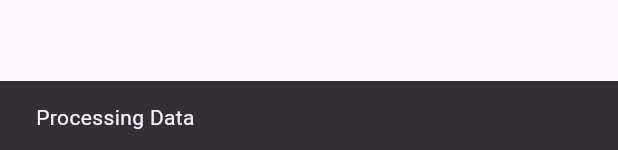
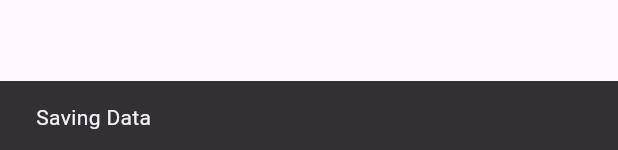
Before and after one commit to dougand/home_calendar, a Flutter app: the EditEventForm widget shown alone on an empty page, opened directly, after a tap on "Submit", on a phone screen of 412 x 824 dp. Shown: the part 1083-1233 px from the top of the screen. Run offline on Flutter 3.47's test engine with Material 3 defaults, Android fonts, the light colour scheme and no system bars; our stand-ins replace table_calendar.

Commit message:
Jellyfish update

```diff
--- a/lib/edit_event.dart
+++ b/lib/edit_event.dart
@@ -11,7 +11,11 @@
 //
 
 
+
+
 import 'package:flutter/material.dart';
+
+import 'event_list.dart';
 
 
 // Create a Form widget.
@@ -43,14 +47,27 @@ class EditEventFormState extends State<EditEventForm> {
   Widget build(BuildContext context) {
     // Build a Form widget using the _formKey created above.
     return Form(
+
       key: _formKey,
       child: Material(
 
 
 
         child: ListView(
-          padding: EdgeInsets.all(16),
+          padding: const EdgeInsets.all(16),
           children: [
+
+            // ListTile(
+            //     title: new TextField(
+            //       decoration: new InputDecoration(
+            //         hintText: "New Entry",
+            //       ),
+            //   ),
+            // ),
+
+            // ListView(
+            //     padding: EdgeInsets.all(16),
+            //   children: [
                 editTitle(),
                 const SizedBox(height: 16),
                 editDate(),
@@ -73,19 +90,29 @@ class EditEventFormState extends State<EditEventForm> {
                   padding: const EdgeInsets.symmetric(vertical: 16),
                   child: ElevatedButton(
                     onPressed: () {
+
+                      print('Submit pressed');
+                        ScaffoldMessenger.of(context).showSnackBar(
+                          const SnackBar(content: Text('Saving Data')),
+                        );
+
+                        EventList().saveEventsToFile();
+
                       // Validate returns true if the form is valid, or false otherwise.
-                  if (_formKey.currentState!.validate()) {
-                    // If the form is valid, display a snackbar. In the real world,
-                    // you'd often call a server or save the information in a database.
-                    ScaffoldMessenger.of(context).showSnackBar(
-                      const SnackBar(content: Text('Processing Data')),
-                    );
-                  }
+                      // if (_formKey.currentState!.validate()) {
+                      //   // If the form is valid, display a snackbar. In the real world,
+                      //   // you'd often call a server or save the information in a database.
+                      //   ScaffoldMessenger.of(context).showSnackBar(
+                      //     const SnackBar(content: Text('Processing Data')),
+                      //   );
+                      //}
                     },
                     child: const Text('Submit'),
                   ),
                 ),
               ],
+            // ),
+         // ],
         ),
       ),
     );
@@ -93,7 +120,7 @@ class EditEventFormState extends State<EditEventForm> {
 
 
   Widget editTitle() => TextFormField(
-    decoration: InputDecoration(
+    decoration: const InputDecoration(
       labelText: 'Title',
       border: OutlineInputBorder(),
     ),
@@ -102,7 +129,7 @@ class EditEventFormState extends State<EditEventForm> {
 
 
   Widget editDate() => TextFormField(
-    decoration: InputDecoration(
+    decoration: const InputDecoration(
       labelText: 'Date/Time',
       border: OutlineInputBorder(),
     ),
@@ -111,7 +138,7 @@ class EditEventFormState extends State<EditEventForm> {
 
 
   Widget editDescription() => TextFormField(
-    decoration: InputDecoration(
+    decoration: const InputDecoration(
       labelText: 'Description',
       border: OutlineInputBorder(),
     ),
@@ -120,7 +147,7 @@ class EditEventFormState extends State<EditEventForm> {
 
 
   Widget editColour() => TextFormField(
-    decoration: InputDecoration(
+    decoration: const InputDecoration(
       labelText: 'Colour',
       border: OutlineInputBorder(),
     ),
--- a/lib/event_list.dart
+++ b/lib/event_list.dart
@@ -1,7 +1,14 @@
 
-import 'dart:ui';
+//import 'dart:html';
+//import 'dart:ui';
+import 'dart:async';
+import 'dart:io';
 
 import 'package:flutter/material.dart';
+import 'package:path_provider/path_provider.dart';
+
+
+
 
 class Event {
 
@@ -16,6 +23,64 @@ class Event {
 
 class EventList {
 
+  static final EventList _instance = EventList._internal();
+
+  // using a factory is important
+  // because it promises to return _an_ object of this type
+  // but it doesn't promise to make a new one.
+  factory EventList() {
+  return _instance;
+  }
+
+  // This named constructor is the "real" constructor
+  // It'll be called exactly once, by the static property assignment above
+  // it's also private, so it can only be called in this class
+  EventList._internal() {
+  // initialization logic
+    print('EventList initialised');
+    loadEventsFromFile();
+  }
+
+
+
   List<Event>? events;
 
+
+  Future<File> saveEventsToFile() async {
+    final file = await _localFile;
+
+    // Write the file
+    return file.writeAsString('This is a test');
+  }
+
+
+  Future<int> loadEventsFromFile() async {
+    try {
+      final file = await _localFile;
+
+      // Read the file
+      final contents = await file.readAsString();
+
+      print('loadEventsFromFile() $contents');
+
+      return 1;
+    } catch (e) {
+      // If encountering an error, return 0
+      return 0;
+    }
+  }
+
+
+  Future<File> get _localFile async {
+    final path = await _localPath;
+    return File('$path/counter.txt');
+  }
+
+
+  Future<String> get _localPath async {
+    final directory = await getApplicationDocumentsDirectory();
+
+    return directory.path;
+  }
+
 }
--- a/pubspec.yaml
+++ b/pubspec.yaml
@@ -32,8 +32,9 @@ dependencies:
     sdk: flutter
 
   table_calendar: ^3.0.9
+  path_provider: ^2.1.1
 
-  # The following adds the Cupertino Icons font to your application.
+# The following adds the Cupertino Icons font to your application.
   # Use with the CupertinoIcons class for iOS style icons.
   cupertino_icons: ^1.0.2
 
```
Also changed, not shown: pubspec.lock. Lines whose indentation alone changed are shown as unchanged.
